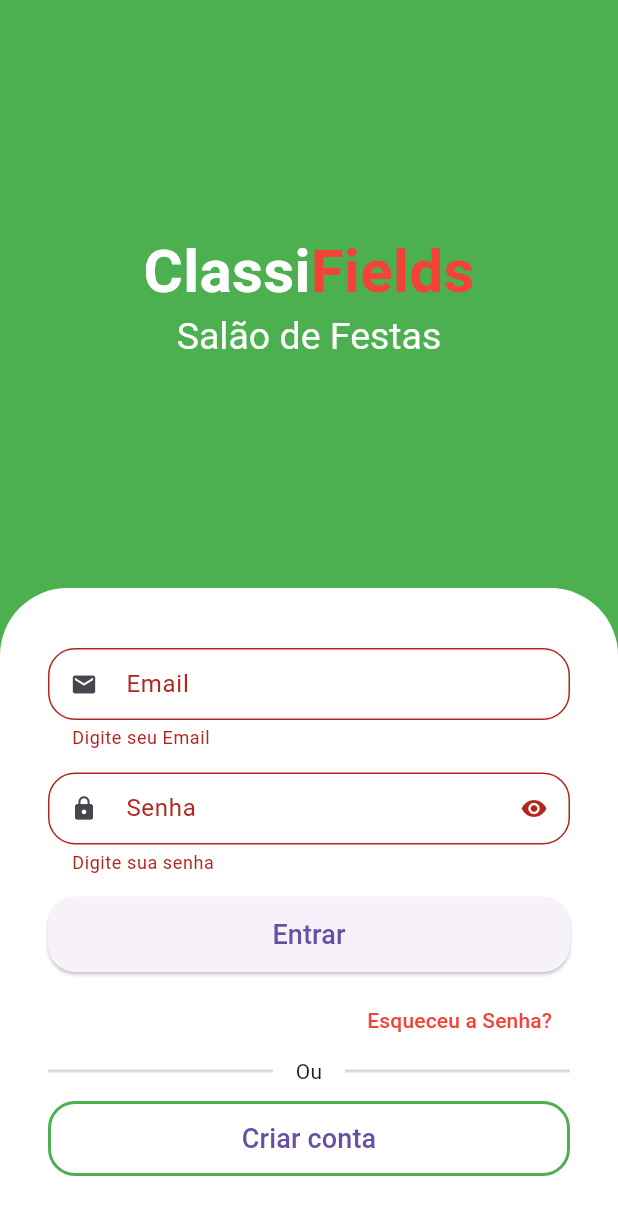
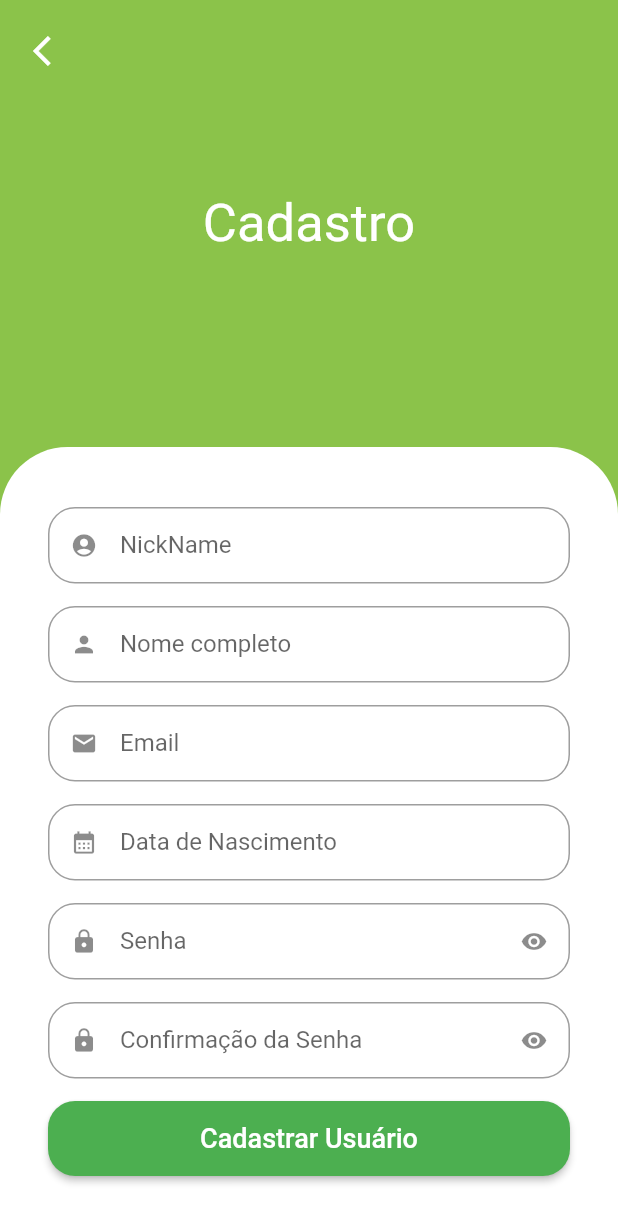
Before and after one commit to rodrigoSouza1984/classifields_apk-FLUTTER, a Flutter app: the SignInScreen screen opened by its route, after a tap on "Entrar", after a tap on "Criar conta", on a phone screen of 412 x 824 dp. Shown: the top 1223 px of the screen. Run offline on Flutter 3.47's test engine with Material 2 defaults, Android fonts, the phone set to English and light mode, and no system bars; drawn by our look-alikes of animated_text_kit; our stand-ins replace shared_preferences; accounts and stored records are empty; network calls fail.

Commit message:
feat: evoltion the register user form add validator

```diff
--- a/lib/main.dart
+++ b/lib/main.dart
@@ -1,3 +1,4 @@
+import 'package:classifields_apk_flutter/src/pages/register/register.dart';
 import 'package:classifields_apk_flutter/src/pages/signIn/sign_in_screen.dart';
 import 'package:classifields_apk_flutter/src/pages/splashScreen/splash_screen.dart';
 import 'package:classifields_apk_flutter/src/pages/home/home.dart';
@@ -20,7 +21,7 @@ class MyApp extends StatelessWidget {
       debugShowCheckedModeBanner: false,
       theme: ThemeData(
         primarySwatch: Colors.green,
-        useMaterial3: true,
+        scaffoldBackgroundColor: Colors.white.withAlpha(190)
       ),
       //home: Home(),
       navigatorKey: NavigationService.navigatorKey,//aki para navegar sem contexto
@@ -28,7 +29,8 @@ class MyApp extends StatelessWidget {
       routes: {
         '/splash': (ctx) => const SplashScreen(),
         '/login': (ctx) => SignInScreen(),
-        '/home': (ctx) => Home()
+        '/home': (ctx) => Home(),
+        '/register': (ctx) => Register(),
       },
     );
   }
--- a/lib/src/components/input_component.dart
+++ b/lib/src/components/input_component.dart
@@ -81,7 +81,7 @@ class _InputComponentState extends State<InputComponent> {
           }
         },
         obscureText: isObscure,
-        keyboardType: widget.keyboardType,
+        //keyboardType: widget.keyboardType,
         readOnly: widget.readOnly,
         validator: widget.validator,
         decoration: InputDecoration(
--- a/lib/src/controllers/sign_in_controller.dart
+++ b/lib/src/controllers/sign_in_controller.dart
@@ -13,7 +13,7 @@ final client = LoggingInterceptor();
 class SignInController {
   final storageService = StorageService();
 
-  Future<void> signIn({required String email, required String password}) async {
+  Future<dynamic> signIn({required String email, required String password}) async {
     try {
       Map<String, dynamic> body = {'email': email, 'password': password};
 
@@ -44,10 +44,13 @@ class SignInController {
             print('Objeto User Logado: ${user.realName}');
 
             print('Objeto User Logado: ${user}');
+
+            return true;
           }
         }
       } else {
         print('aconteceu um erro: ${response.statusCode}');
+        return false;
       }
     } catch (e) {
       throw Exception('Error in create user');
--- /dev/null
+++ b/lib/src/pages/register/register.dart
@@ -0,0 +1,213 @@
+import 'package:flutter/material.dart';
+import 'package:classifields_apk_flutter/src/config/color_config_apk.dart';
+import 'package:classifields_apk_flutter/src/components/input_component.dart';
+
+class Register extends StatelessWidget {
+  Register({Key? key}) : super(key: key);
+
+  final birthdateController = TextEditingController();
+  final nickNameController = TextEditingController();
+  final realNameController = TextEditingController();
+  final emailController = TextEditingController();
+  final bithDateController = TextEditingController();
+  final passwordController = TextEditingController();
+  final confirmPasswordController = TextEditingController();
+
+  final _formkey = GlobalKey<FormState>();
+
+  @override
+  Widget build(BuildContext context) {
+    final size = MediaQuery.of(context).size;
+
+    return Scaffold(
+      backgroundColor: CustomColors.customSwatchColor,
+      body: SingleChildScrollView(
+        child: SizedBox(
+          height: size.height,
+          width: size.width,
+          child: Stack(
+            children: [
+              Column(
+                children: [
+                  //TITULO DA TELA
+                  const Expanded(
+                    child: Center(
+                      child: Text(
+                        'Cadastro',
+                        style: TextStyle(
+                          color: Colors.white,
+                          fontSize: 35,
+                        ),
+                      ),
+                    ),
+                  ),
+
+                  //CONTAINER FORMULARIO
+                  Container(
+                    padding: const EdgeInsets.symmetric(
+                      horizontal: 32,
+                      vertical: 40,
+                    ),
+                    decoration: const BoxDecoration(
+                        color: Colors.white,
+                        borderRadius: BorderRadius.vertical(
+                          top: Radius.circular(45),
+                        )),
+                    child: Form(
+                      //autovalidateMode: AutovalidateMode.onUserInteraction,
+                      key: _formkey,
+                      child: Column(
+                        crossAxisAlignment: CrossAxisAlignment.stretch,
+                        children: [
+                          InputComponent(
+                            controller: nickNameController,
+                            keyboardType: TextInputType.text,
+                            icon: Icons.account_circle,
+                            label: 'NickName',
+                            validator: (nickName) {
+                              if (nickName == null || nickName.isEmpty) {
+                                return 'Escolha um nickName';
+                              }
+                              if (nickName.length < 2) {
+                                return 'Digite um nickname com pelo menos 2 caracteres.';
+                              }
+
+                              return null;
+                            },
+                          ),
+                          InputComponent(
+                            controller: realNameController,
+                            keyboardType: TextInputType.text,
+                            icon: Icons.person,
+                            label: 'Nome completo',
+                            validator: (realName) {
+                              if (realName == null || realName.isEmpty) {
+                                return 'Cadastre seu nome completo';
+                              }
+                              return null;
+                            },
+                          ),
+                          InputComponent(
+                            controller: emailController,
+                            keyboardType: TextInputType.emailAddress,
+                            icon: Icons.email,
+                            label: 'Email',
+                            validator: (email) {
+                              if (email == null || email.isEmpty) {
+                                return 'Digite seu Email';
+                              }
+                              if (!email.contains('@')) {
+                                return 'Digite um email válido';
+                              }
+                              return null;
+                            },
+                          ),
+                          InputComponent(
+                            controller: birthdateController,
+                            keyboardType: TextInputType.none,
+                            icon: Icons.calendar_month,
+                            label: 'Data de Nascimento',
+                            readOnly: true,
+                            isDate: true,
+                            validator: (bithDate) {
+                              if (bithDate == null || bithDate.isEmpty) {
+                                return 'Cadastre sua data de nascimento';
+                              }
+                              return null;
+                            },
+                          ),
+                          InputComponent(
+                            controller: passwordController,
+                            keyboardType: TextInputType.visiblePassword,
+                            icon: Icons.lock,
+                            label: 'Senha',
+                            isSecret: true,
+                            validator: (password) {
+                              if (password == null || password.isEmpty) {
+                                return 'Digite sua senha';
+                              }
+
+                              return null;
+                            },
+                          ),
+                          InputComponent(
+                            controller: confirmPasswordController,
+                            keyboardType: TextInputType.visiblePassword,
+                            icon: Icons.lock,
+                            label: 'Confirmação da Senha',
+                            isSecret: true,
+                            validator: (confirmPassword) {
+                              if (confirmPassword == null ||
+                                  confirmPassword.isEmpty) {
+                                return 'Digite sua a confirmação da senha';
+                              }
+
+                              if (confirmPasswordController.text !=
+                                  passwordController.text) {
+                                return 'Senha e Confirmacão de senha devem ser iguais';
+                              }
+
+                              return null;
+                            },
+                          ),
+                          SizedBox(
+                            height: 50,
+                            child: ElevatedButton(
+                                style: ElevatedButton.styleFrom(
+                                    shape: RoundedRectangleBorder(
+                                        borderRadius:
+                                            BorderRadius.circular(18))),
+                                onPressed: () async {
+                                  if (_formkey.currentState!.validate()) {
+                                    String realName = realNameController.text;
+                                    String nickName = nickNameController.text;
+                                    String email = emailController.text;
+                                    String birthDate = birthdateController.text;
+                                    String password = passwordController.text;
+                                    String confirmPassword =
+                                        confirmPasswordController.text;
+
+                                    realNameController.text = '';
+                                    nickNameController.text = '';
+                                    emailController.text = '';
+                                    birthdateController.text = '';
+                                    passwordController.text = '';
+                                    confirmPasswordController.text = '';
+
+                                    print(
+                                        '$nickName, $realName, $email, $birthDate, $password, $confirmPassword');
+                                  }
+                                },
+                                child: const Text(
+                                  'Cadastrar Usuário',
+                                  style: TextStyle(
+                                    fontSize: 18,
+                                  ),
+                                )),
+                          )
+                        ],
+                      ),
+                    ),
+                  )
+                ],
+              ),
+              //Seta para voltar para o login
+              Positioned(
+                  top: 10,
+                  left: 10,
+                  child: SafeArea(
+                    child: IconButton(
+                      onPressed: () {
+                        Navigator.of(context).pop();
+                      },
+                      icon:
+                          const Icon(Icons.arrow_back_ios, color: Colors.white),
+                    ),
+                  )),
+            ],
+          ),
+        ),
+      ),
+    );
+  }
+}
--- a/lib/src/pages/signIn/sign_in_screen.dart
+++ b/lib/src/pages/signIn/sign_in_screen.dart
@@ -2,6 +2,8 @@ import 'package:flutter/material.dart';
 import 'package:classifields_apk_flutter/src/components/input_component.dart';
 import 'package:animated_text_kit/animated_text_kit.dart';
 import 'package:classifields_apk_flutter/src/controllers/sign_in_controller.dart';
+import 'package:classifields_apk_flutter/src/services/navigator_service_without_context.dart';
+import 'package:classifields_apk_flutter/src/config/color_config_apk.dart';
 
 class SignInScreen extends StatelessWidget {
   SignInScreen({Key? key}) : super(key: key);
@@ -19,7 +21,7 @@ class SignInScreen extends StatelessWidget {
     final sizeTela = MediaQuery.of(context).size;
 
     return Scaffold(
-      backgroundColor: Colors.green,
+      backgroundColor: CustomColors.customSwatchColor,
       body: SingleChildScrollView(
         child: SizedBox(
           height: sizeTela.height,
@@ -147,12 +149,18 @@ class SignInScreen extends StatelessWidget {
                               authController
                                   .signIn(email: email, password: password)
                                   .then((value) => {
+                                        print('$value, return button'),
+                                        if (value == true)
+                                          {
                                             emailCtrl.text = '',
                                             passwordCtrl.text = '',
                                             Navigator.of(context).pushNamed(
                                               '/home',
                                               arguments: null,
                                             )
+                                          }else{
+                                            print('Login não realizados emial ou password inválido')
+                                          }
                                       });
                             } else {
                               print('Campos não válidos');
@@ -217,7 +225,9 @@ class SignInScreen extends StatelessWidget {
                                 borderRadius: BorderRadius.circular(18)),
                             side: const BorderSide(
                                 width: 2, color: Colors.green)),
-                        onPressed: () {},
+                        onPressed: () {
+                          NavigationService.pushNamed('/register');
+                        },
                         child: const Text(
                           'Criar conta',
                           style: TextStyle(
```
Also changed, not shown: 1 other file. Lines whose indentation alone changed are shown as unchanged.
